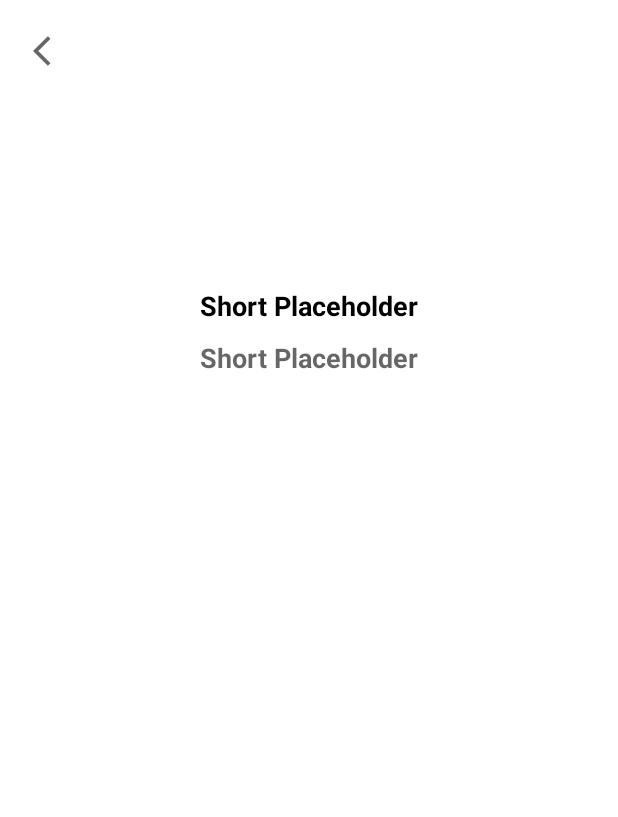
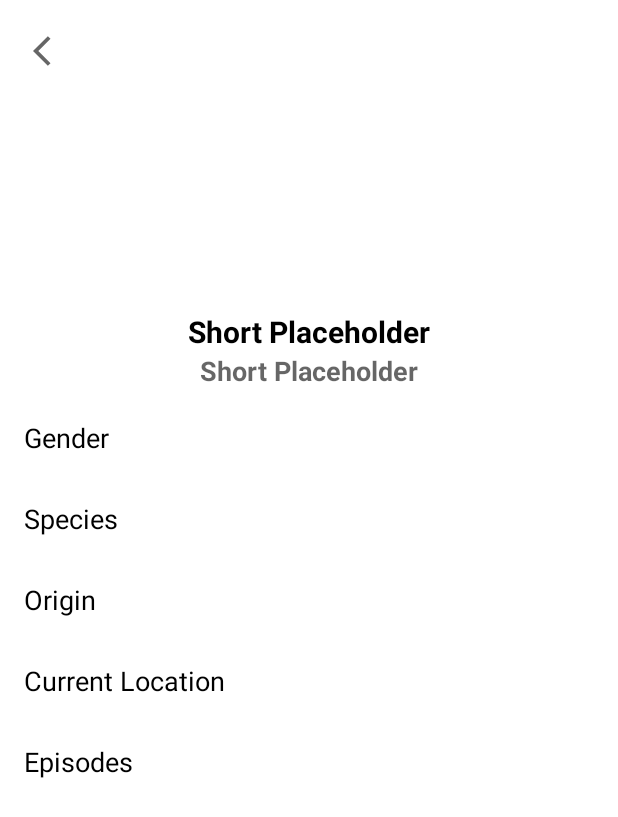
Before and after one commit to tirgei/rick-and-morty, an Android app: the layout fragment_character_details.xml on its own in the app's theme, with its tools: preview values and no code run, on a phone screen of 412 x 824 dp. Shown: the top 817 px of the screen. Run offline under Robolectric (Android 15) with nearby library versions, the phone set to English and light mode, and no system bars.

Commit message:
Add more details to character details page

```diff
--- a/app/src/main/res/layout/fragment_character_details.xml
+++ b/app/src/main/res/layout/fragment_character_details.xml
@@ -52,16 +52,16 @@
             <androidx.constraintlayout.widget.ConstraintLayout
                 android:layout_width="match_parent"
                 android:layout_height="match_parent"
-                android:padding="10dp">
+                android:padding="16dp">
 
                 <de.hdodenhof.circleimageview.CircleImageView
                     android:id="@+id/avatar"
-                    android:layout_width="100dp"
-                    android:layout_height="100dp"
+                    android:layout_width="130dp"
+                    android:layout_height="130dp"
                     app:layout_constraintTop_toTopOf="parent"
                     app:layout_constraintStart_toStartOf="parent"
                     app:layout_constraintEnd_toEndOf="parent"
-                    android:layout_marginTop="20dp"
+                    android:scaleType="centerCrop"
                     app:imageUrl="@{character.image}"/>
 
                 <TextView
@@ -72,7 +72,7 @@
                     app:layout_constraintStart_toStartOf="parent"
                     app:layout_constraintEnd_toEndOf="parent"
                     android:layout_marginTop="10dp"
-                    android:textSize="18sp"
+                    android:textSize="20sp"
                     android:textColor="?attr/colorOnPrimary"
                     android:textStyle="bold"
                     android:text="@{character.name}"
@@ -85,13 +85,107 @@
                     app:layout_constraintTop_toBottomOf="@id/name"
                     app:layout_constraintStart_toStartOf="parent"
                     app:layout_constraintEnd_toEndOf="parent"
-                    android:layout_marginTop="10dp"
                     android:textSize="18sp"
                     android:textColor="?attr/colorOnPrimary"
                     android:textStyle="bold"
                     android:alpha="0.6"
                     android:text="@{character.status.toKey()}"
                     tools:text="@string/placeholder_short"/>
+
+                <TextView
+                    android:id="@+id/genderTitle"
+                    android:layout_width="wrap_content"
+                    android:layout_height="wrap_content"
+                    app:layout_constraintTop_toBottomOf="@id/status"
+                    app:layout_constraintStart_toStartOf="parent"
+                    android:layout_marginTop="20dp"
+                    android:text="@string/title_gender"
+                    style="@style/Content.Title"/>
+
+                <TextView
+                    android:id="@+id/gender"
+                    android:layout_width="wrap_content"
+                    android:layout_height="wrap_content"
+                    app:layout_constraintTop_toBottomOf="@id/genderTitle"
+                    app:layout_constraintStart_toStartOf="parent"
+                    android:text="@{character.gender.toKey()}"
+                    style="@style/Content.Description"/>
+
+                <TextView
+                    android:id="@+id/speciesTitle"
+                    android:layout_width="wrap_content"
+                    android:layout_height="wrap_content"
+                    app:layout_constraintTop_toBottomOf="@id/gender"
+                    app:layout_constraintStart_toStartOf="parent"
+                    android:layout_marginTop="10dp"
+                    android:text="@string/title_species"
+                    style="@style/Content.Title"/>
+
+                <TextView
+                    android:id="@+id/species"
+                    android:layout_width="wrap_content"
+                    android:layout_height="wrap_content"
+                    app:layout_constraintTop_toBottomOf="@id/speciesTitle"
+                    app:layout_constraintStart_toStartOf="parent"
+                    android:text="@{character.species}"
+                    style="@style/Content.Description"/>
+
+                <TextView
+                    android:id="@+id/originTitle"
+                    android:layout_width="wrap_content"
+                    android:layout_height="wrap_content"
+                    app:layout_constraintTop_toBottomOf="@id/species"
+                    app:layout_constraintStart_toStartOf="parent"
+                    android:layout_marginTop="10dp"
+                    android:text="@string/title_origin"
+                    style="@style/Content.Title"/>
+
+                <TextView
+                    android:id="@+id/origin"
+                    android:layout_width="wrap_content"
+                    android:layout_height="wrap_content"
+                    app:layout_constraintTop_toBottomOf="@id/originTitle"
+                    app:layout_constraintStart_toStartOf="parent"
+                    android:text="@{character.origin.name}"
+                    style="@style/Content.Description"/>
+
+                <TextView
+                    android:id="@+id/locationTitle"
+                    android:layout_width="wrap_content"
+                    android:layout_height="wrap_content"
+                    app:layout_constraintTop_toBottomOf="@id/origin"
+                    app:layout_constraintStart_toStartOf="parent"
+                    android:layout_marginTop="10dp"
+                    android:text="@string/title_location"
+                    style="@style/Content.Title"/>
+
+                <TextView
+                    android:id="@+id/location"
+                    android:layout_width="wrap_content"
+                    android:layout_height="wrap_content"
+                    app:layout_constraintTop_toBottomOf="@id/locationTitle"
+                    app:layout_constraintStart_toStartOf="parent"
+                    android:text="@{character.location.name}"
+                    style="@style/Content.Description"/>
+
+                <TextView
+                    android:id="@+id/episodesTitle"
+                    android:layout_width="wrap_content"
+                    android:layout_height="wrap_content"
+                    app:layout_constraintTop_toBottomOf="@id/location"
+                    app:layout_constraintStart_toStartOf="parent"
+                    android:layout_marginTop="10dp"
+                    android:text="@string/title_episodes"
+                    style="@style/Content.Title"/>
+
+                <TextView
+                    android:id="@+id/episodes"
+                    android:layout_width="wrap_content"
+                    android:layout_height="wrap_content"
+                    app:layout_constraintTop_toBottomOf="@id/episodesTitle"
+                    app:layout_constraintStart_toStartOf="parent"
+                    android:text="@{String.valueOf(character.episodes.size())}"
+                    style="@style/Content.Description"/>
 
             </androidx.constraintlayout.widget.ConstraintLayout>
 
--- a/app/src/main/res/layout/fragment_characters.xml
+++ b/app/src/main/res/layout/fragment_characters.xml
@@ -35,7 +35,7 @@
                 android:layout_weight="1"
                 android:text="@string/title_characters"
                 android:textColor="?attr/colorOnPrimary"
-                android:textSize="20sp"
+                android:textSize="24sp"
                 android:textStyle="bold"/>
 
             <ImageButton
--- a/app/src/main/res/values/strings.xml
+++ b/app/src/main/res/values/strings.xml
@@ -5,6 +5,11 @@
 
     <!-- Titles -->
     <string name="title_characters">Characters</string>
+    <string name="title_gender">Gender</string>
+    <string name="title_origin">Origin</string>
+    <string name="title_location">Current Location</string>
+    <string name="title_episodes">Episodes</string>
+    <string name="title_species">Species</string>
 
     <!-- Messages -->
     <string name="message_no_characters">No characters found</string>
--- a/app/src/main/res/values/themes.xml
+++ b/app/src/main/res/values/themes.xml
@@ -14,4 +14,14 @@
         <item name="android:windowLightStatusBar" tools:targetApi="m">true</item>
         <!-- Customize your theme here. -->
     </style>
+
+    <style name="Content.Title" parent="TextAppearance.AppCompat.Medium">
+        <item name="android:textColor">?attr/colorOnPrimary</item>
+    </style>
+
+    <style name="Content.Description" parent="Content.Title">
+        <item name="android:alpha">0.6</item>
+        <item name="android:textSize">14sp</item>
+    </style>
+
 </resources>
--- a/data/src/main/java/com/tirgei/data/mappers/DtoToDomain.kt
+++ b/data/src/main/java/com/tirgei/data/mappers/DtoToDomain.kt
@@ -20,7 +20,8 @@ internal fun CharacterResponse.toDomain(): Character {
         origin = this.origin.toDomain(),
         location = this.location.toDomain(),
         image = this.image,
-        url = this.url
+        url = this.url,
+        episodes = this.episodes
     )
 }
 
--- a/data/src/main/java/com/tirgei/data/remote/responses/CharacterResponse.kt
+++ b/data/src/main/java/com/tirgei/data/remote/responses/CharacterResponse.kt
@@ -24,5 +24,7 @@ data class CharacterResponse (
     @SerializedName("url")
     val url: String,
     @SerializedName("error")
-    var error: String? = null
+    var error: String? = null,
+    @SerializedName("episode")
+    var episodes: List<String> = emptyList()
 )
--- a/domain/src/main/java/com/tirgei/domain/models/Character.kt
+++ b/domain/src/main/java/com/tirgei/domain/models/Character.kt
@@ -16,5 +16,6 @@ data class Character(
     val origin: Location,
     val location: Location,
     val image: String,
-    val url: String
+    val url: String,
+    val episodes: List<String>
 )
```
